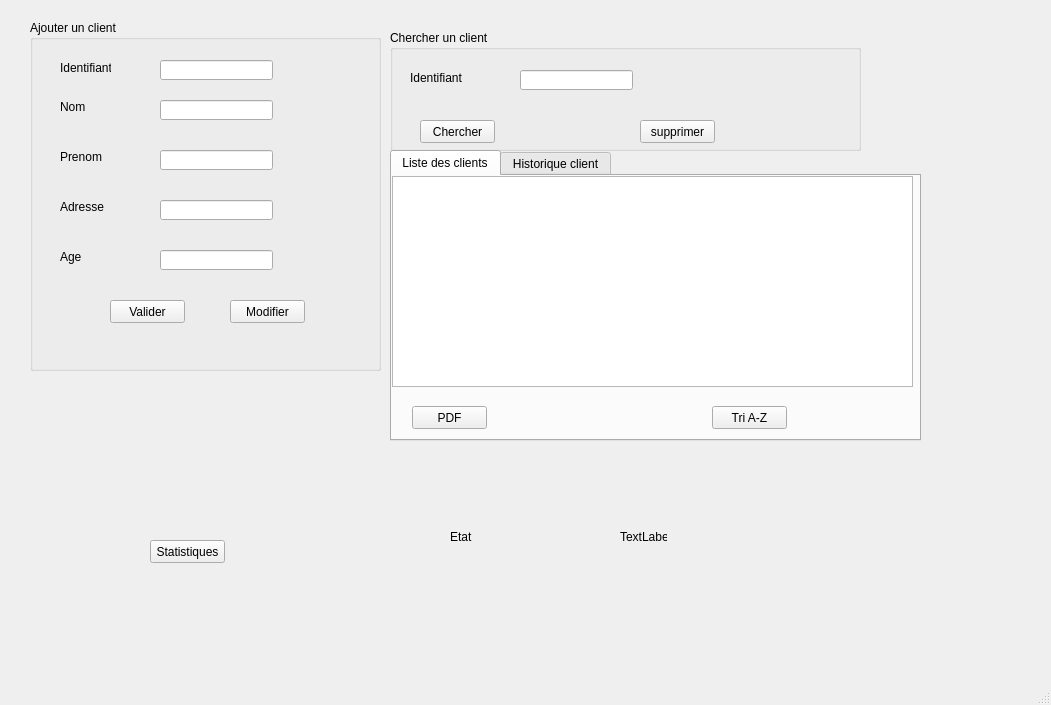
Qt form mainwindow.ui (zeinab2001/Projet_CPP) before a commit.
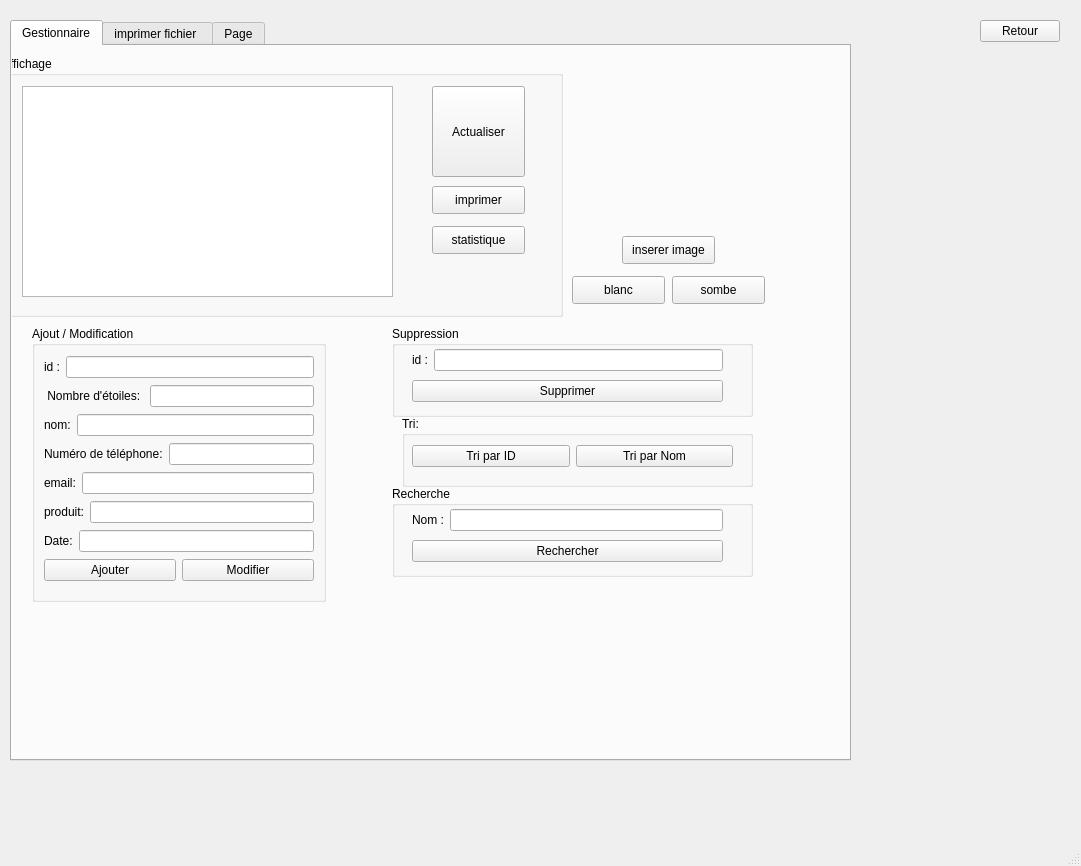
The same form after that commit. The open tabs and pages were chosen to show the change. Custom widgets are drawn as their Qt base class.

The edit to the form file:
```diff
--- a/mainwindow.ui
+++ b/mainwindow.ui
@@ -6,19 +6,202 @@
    <rect>
     <x>0</x>
     <y>0</y>
-    <width>1051</width>
-    <height>705</height>
+    <width>1081</width>
+    <height>866</height>
    </rect>
   </property>
   <property name="windowTitle">
    <string>Gestion des clients</string>
   </property>
   <widget class="QWidget" name="centralwidget">
+   <widget class="QStackedWidget" name="stackedWidget">
+    <property name="geometry">
+     <rect>
+      <x>10</x>
+      <y>10</y>
+      <width>951</width>
+      <height>801</height>
+     </rect>
+    </property>
+    <property name="currentIndex">
+     <number>0</number>
+    </property>
+    <widget class="QWidget" name="page">
+     <widget class="QPushButton" name="pushButton">
+      <property name="geometry">
+       <rect>
+        <x>140</x>
+        <y>530</y>
+        <width>75</width>
+        <height>23</height>
+       </rect>
+      </property>
+      <property name="text">
+       <string>Statistiques</string>
+      </property>
+     </widget>
+     <widget class="QTabWidget" name="tabWidget">
+      <property name="geometry">
+       <rect>
+        <x>380</x>
+        <y>140</y>
+        <width>531</width>
+        <height>291</height>
+       </rect>
+      </property>
+      <property name="currentIndex">
+       <number>0</number>
+      </property>
+      <widget class="QWidget" name="Liste">
+       <attribute name="title">
+        <string>Liste des clients</string>
+       </attribute>
+       <widget class="QPushButton" name="pushButton_pdf">
+        <property name="geometry">
+         <rect>
+          <x>20</x>
+          <y>230</y>
+          <width>75</width>
+          <height>23</height>
+         </rect>
+        </property>
+        <property name="text">
+         <string>PDF</string>
+        </property>
+       </widget>
+       <widget class="QPushButton" name="pushButton_7">
+        <property name="geometry">
+         <rect>
+          <x>320</x>
+          <y>230</y>
+          <width>75</width>
+          <height>23</height>
+         </rect>
+        </property>
+        <property name="text">
+         <string>Tri A-Z</string>
+        </property>
+       </widget>
+       <widget class="QTableView" name="tab_client">
+        <property name="geometry">
+         <rect>
+          <x>0</x>
+          <y>0</y>
+          <width>521</width>
+          <height>211</height>
+         </rect>
+        </property>
+       </widget>
+      </widget>
+      <widget class="QWidget" name="tab_2">
+       <attribute name="title">
+        <string>Historique client</string>
+       </attribute>
+      </widget>
+     </widget>
+     <widget class="QLabel" name="label_7">
+      <property name="geometry">
+       <rect>
+        <x>440</x>
+        <y>520</y>
+        <width>47</width>
+        <height>14</height>
+       </rect>
+      </property>
+      <property name="text">
+       <string>Etat</string>
+      </property>
+     </widget>
+     <widget class="QLabel" name="label_8">
+      <property name="geometry">
+       <rect>
+        <x>610</x>
+        <y>520</y>
+        <width>47</width>
+        <height>14</height>
+       </rect>
+      </property>
+      <property name="text">
+       <string>TextLabel</string>
+      </property>
+     </widget>
+     <widget class="QCustomPlot" name="customplot" native="true">
+      <property name="geometry">
+       <rect>
+        <x>19</x>
+        <y>369</y>
+        <width>351</width>
+        <height>161</height>
+       </rect>
+      </property>
+     </widget>
+     <widget class="QGroupBox" name="groupBox_2">
+      <property name="geometry">
+       <rect>
+        <x>380</x>
+        <y>20</y>
+        <width>471</width>
+        <height>121</height>
+       </rect>
+      </property>
+      <property name="title">
+       <string>Chercher un client</string>
+      </property>
+      <widget class="QLineEdit" name="lineEdit_id_suppr">
+       <property name="geometry">
+        <rect>
+         <x>130</x>
+         <y>40</y>
+         <width>113</width>
+         <height>20</height>
+        </rect>
+       </property>
+      </widget>
+      <widget class="QLabel" name="label_5">
+       <property name="geometry">
+        <rect>
+         <x>20</x>
+         <y>40</y>
+         <width>71</width>
+         <height>16</height>
+        </rect>
+       </property>
+       <property name="text">
+        <string>Identifiant</string>
+       </property>
+      </widget>
+      <widget class="QPushButton" name="bt_chercher">
+       <property name="geometry">
+        <rect>
+         <x>30</x>
+         <y>90</y>
+         <width>75</width>
+         <height>23</height>
+        </rect>
+       </property>
+       <property name="text">
+        <string>Chercher</string>
+       </property>
+      </widget>
+      <widget class="QPushButton" name="bt_supprimer">
+       <property name="geometry">
+        <rect>
+         <x>250</x>
+         <y>90</y>
+         <width>75</width>
+         <height>23</height>
+        </rect>
+       </property>
+       <property name="text">
+        <string>supprimer</string>
+       </property>
+      </widget>
+     </widget>
    <widget class="QGroupBox" name="groupBox">
     <property name="geometry">
      <rect>
-      <x>30</x>
-      <y>20</y>
+        <x>20</x>
+        <y>10</y>
       <width>351</width>
       <height>351</height>
      </rect>
@@ -168,184 +351,561 @@
      </property>
     </widget>
    </widget>
-   <widget class="QGroupBox" name="groupBox_2">
-    <property name="geometry">
-     <rect>
-      <x>390</x>
-      <y>30</y>
-      <width>471</width>
-      <height>121</height>
-     </rect>
-    </property>
-    <property name="title">
-     <string>Chercher un client</string>
-    </property>
-    <widget class="QLineEdit" name="lineEdit_id_suppr">
-     <property name="geometry">
-      <rect>
-       <x>130</x>
-       <y>40</y>
-       <width>113</width>
-       <height>20</height>
-      </rect>
-     </property>
     </widget>
-    <widget class="QLabel" name="label_5">
+    <widget class="QWidget" name="page_2">
+     <widget class="QTabWidget" name="tabWidget_2">
      <property name="geometry">
       <rect>
-       <x>20</x>
-       <y>40</y>
-       <width>71</width>
-       <height>16</height>
-      </rect>
-     </property>
-     <property name="text">
-      <string>Identifiant</string>
-     </property>
-    </widget>
-    <widget class="QPushButton" name="bt_chercher">
-     <property name="geometry">
-      <rect>
-       <x>30</x>
-       <y>90</y>
-       <width>75</width>
-       <height>23</height>
-      </rect>
-     </property>
-     <property name="text">
-      <string>Chercher</string>
-     </property>
-    </widget>
-    <widget class="QPushButton" name="bt_supprimer">
-     <property name="geometry">
-      <rect>
-       <x>250</x>
-       <y>90</y>
-       <width>75</width>
-       <height>23</height>
-      </rect>
-     </property>
-     <property name="text">
-      <string>supprimer</string>
-     </property>
-    </widget>
-   </widget>
-   <widget class="QTabWidget" name="tabWidget">
-    <property name="geometry">
-     <rect>
-      <x>390</x>
-      <y>150</y>
-      <width>531</width>
-      <height>291</height>
+        <x>0</x>
+        <y>10</y>
+        <width>841</width>
+        <height>741</height>
      </rect>
     </property>
     <property name="currentIndex">
      <number>0</number>
     </property>
-    <widget class="QWidget" name="Liste">
+      <widget class="QWidget" name="tab">
      <attribute name="title">
-      <string>Liste des clients</string>
-     </attribute>
-     <widget class="QPushButton" name="pushButton_pdf">
+        <string>Gestionnaire</string>
+       </attribute>
+       <widget class="QGroupBox" name="groupBox_3">
+        <property name="geometry">
+         <rect>
+          <x>-10</x>
+          <y>10</y>
+          <width>561</width>
+          <height>261</height>
+         </rect>
+        </property>
+        <property name="title">
+         <string>Affichage</string>
+        </property>
+        <widget class="QTableView" name="tableViewAffichagei">
       <property name="geometry">
        <rect>
         <x>20</x>
-        <y>230</y>
-        <width>75</width>
-        <height>23</height>
-       </rect>
-      </property>
-      <property name="text">
-       <string>PDF</string>
-      </property>
-     </widget>
-     <widget class="QPushButton" name="pushButton_7">
-      <property name="geometry">
-       <rect>
-        <x>320</x>
-        <y>230</y>
-        <width>75</width>
-        <height>23</height>
-       </rect>
-      </property>
-      <property name="text">
-       <string>Tri A-Z</string>
-      </property>
-     </widget>
-     <widget class="QTableView" name="tab_client">
-      <property name="geometry">
-       <rect>
-        <x>0</x>
-        <y>0</y>
-        <width>521</width>
+           <y>30</y>
+           <width>371</width>
         <height>211</height>
        </rect>
       </property>
      </widget>
-    </widget>
-    <widget class="QWidget" name="tab_2">
-     <attribute name="title">
-      <string>Historique client</string>
-     </attribute>
-    </widget>
-   </widget>
-   <widget class="QPushButton" name="pushButton">
+        <widget class="QPushButton" name="pushButton_Actualiseri">
+         <property name="geometry">
+          <rect>
+           <x>430</x>
+           <y>30</y>
+           <width>93</width>
+           <height>91</height>
+          </rect>
+         </property>
+         <property name="text">
+          <string>Actualiser</string>
+         </property>
+        </widget>
+        <widget class="QPushButton" name="pushButton_3i">
+         <property name="geometry">
+          <rect>
+           <x>430</x>
+           <y>130</y>
+           <width>93</width>
+           <height>28</height>
+          </rect>
+         </property>
+         <property name="text">
+          <string>imprimer</string>
+         </property>
+        </widget>
+        <widget class="QPushButton" name="pushButton_4i">
+         <property name="geometry">
+          <rect>
+           <x>430</x>
+           <y>170</y>
+           <width>93</width>
+           <height>28</height>
+          </rect>
+         </property>
+         <property name="text">
+          <string>statistique</string>
+         </property>
+        </widget>
+       </widget>
+       <widget class="QGroupBox" name="groupBox_4">
     <property name="geometry">
      <rect>
-      <x>150</x>
-      <y>540</y>
-      <width>75</width>
-      <height>23</height>
-     </rect>
-    </property>
+          <x>20</x>
+          <y>280</y>
+          <width>294</width>
+          <height>276</height>
+         </rect>
+        </property>
+        <property name="title">
+         <string>Ajout / Modification</string>
+        </property>
+        <layout class="QVBoxLayout" name="verticalLayout_7">
+         <item>
+          <layout class="QHBoxLayout" name="horizontalLayout_23">
+           <item>
+            <widget class="QLabel" name="label_19">
     <property name="text">
-     <string>Statistiques</string>
-    </property>
-   </widget>
-   <widget class="QCustomPlot" name="customplot" native="true">
+              <string>id :</string>
+             </property>
+            </widget>
+           </item>
+           <item>
+            <widget class="QLineEdit" name="lineEdit_idi"/>
+           </item>
+          </layout>
+         </item>
+         <item>
+          <layout class="QHBoxLayout" name="horizontalLayout_3">
+           <item>
+            <widget class="QLabel" name="label_9">
+             <property name="text">
+              <string> Nombre d'étoiles: </string>
+             </property>
+            </widget>
+           </item>
+           <item>
+            <widget class="QLineEdit" name="lineEdit_etoilesi"/>
+           </item>
+          </layout>
+         </item>
+         <item>
+          <layout class="QHBoxLayout" name="horizontalLayout_2">
+           <item>
+            <widget class="QLabel" name="label_10">
+             <property name="text">
+              <string>nom:</string>
+             </property>
+            </widget>
+           </item>
+           <item>
+            <widget class="QLineEdit" name="lineEdit_nomi"/>
+           </item>
+          </layout>
+         </item>
+         <item>
+          <layout class="QHBoxLayout" name="horizontalLayout_6">
+           <item>
+            <widget class="QLabel" name="label_11">
+             <property name="text">
+              <string>Numéro de téléphone:</string>
+             </property>
+            </widget>
+           </item>
+           <item>
+            <widget class="QLineEdit" name="lineEdit_teli"/>
+           </item>
+          </layout>
+         </item>
+         <item>
+          <layout class="QHBoxLayout" name="horizontalLayout_5">
+           <item>
+            <widget class="QLabel" name="label_12">
+             <property name="text">
+              <string>email:</string>
+             </property>
+            </widget>
+           </item>
+           <item>
+            <widget class="QLineEdit" name="lineEdit_emaili"/>
+           </item>
+          </layout>
+         </item>
+         <item>
+          <layout class="QHBoxLayout" name="horizontalLayout_4">
+           <item>
+            <widget class="QLabel" name="label_13">
+             <property name="text">
+              <string>produit:</string>
+             </property>
+            </widget>
+           </item>
+           <item>
+            <widget class="QLineEdit" name="lineEdit_produiti"/>
+           </item>
+          </layout>
+         </item>
+         <item>
+          <layout class="QHBoxLayout" name="horizontalLayout_7">
+           <item>
+            <widget class="QLabel" name="label_14">
+             <property name="text">
+              <string>Date:</string>
+             </property>
+            </widget>
+           </item>
+           <item>
+            <widget class="QLineEdit" name="lineEdit_email_2i"/>
+           </item>
+          </layout>
+         </item>
+         <item>
+          <layout class="QHBoxLayout" name="horizontalLayout">
+           <item>
+            <widget class="QPushButton" name="pushButton_Ajouter">
+             <property name="text">
+              <string>Ajouter</string>
+             </property>
+            </widget>
+           </item>
+           <item>
+            <widget class="QPushButton" name="pushButton_Modifier">
+             <property name="text">
+              <string>Modifier</string>
+             </property>
+            </widget>
+           </item>
+          </layout>
+         </item>
+        </layout>
+       </widget>
+       <widget class="QGroupBox" name="groupBox_5">
     <property name="geometry">
      <rect>
-      <x>29</x>
-      <y>379</y>
+          <x>380</x>
+          <y>280</y>
+          <width>361</width>
+          <height>91</height>
+         </rect>
+        </property>
+        <property name="title">
+         <string>Suppression</string>
+        </property>
+        <widget class="QWidget" name="layoutWidget">
+         <property name="geometry">
+          <rect>
+           <x>20</x>
+           <y>20</y>
+           <width>311</width>
+           <height>60</height>
+          </rect>
+         </property>
+         <layout class="QVBoxLayout" name="verticalLayout">
+          <item>
+           <layout class="QHBoxLayout" name="horizontalLayout_8">
+            <item>
+             <widget class="QLabel" name="label_15">
+              <property name="text">
+               <string>id :</string>
+              </property>
+             </widget>
+            </item>
+            <item>
+             <widget class="QLineEdit" name="lineEdit_id_suppressioni"/>
+            </item>
+           </layout>
+          </item>
+          <item>
+           <widget class="QPushButton" name="pushButton_Supprimeri">
+            <property name="text">
+             <string>Supprimer</string>
+            </property>
+           </widget>
+          </item>
+         </layout>
+        </widget>
+       </widget>
+       <widget class="QGroupBox" name="groupBox_6">
+        <property name="geometry">
+         <rect>
+          <x>390</x>
+          <y>370</y>
       <width>351</width>
-      <height>161</height>
-     </rect>
-    </property>
-   </widget>
-   <widget class="QLabel" name="label_7">
+          <height>71</height>
+         </rect>
+        </property>
+        <property name="title">
+         <string>Tri: </string>
+        </property>
+        <widget class="QWidget" name="layoutWidget_2">
+         <property name="geometry">
+          <rect>
+           <x>10</x>
+           <y>20</y>
+           <width>321</width>
+           <height>41</height>
+          </rect>
+         </property>
+         <layout class="QHBoxLayout" name="horizontalLayout_9">
+          <item>
+           <widget class="QPushButton" name="pushButtoni">
+            <property name="text">
+             <string>Tri par ID</string>
+            </property>
+           </widget>
+          </item>
+          <item>
+           <widget class="QPushButton" name="pushButton_2i">
+            <property name="text">
+             <string>Tri par Nom</string>
+            </property>
+           </widget>
+          </item>
+         </layout>
+        </widget>
+       </widget>
+       <widget class="QGroupBox" name="groupBox_7">
     <property name="geometry">
      <rect>
-      <x>450</x>
-      <y>530</y>
+          <x>380</x>
+          <y>440</y>
+          <width>361</width>
+          <height>91</height>
+         </rect>
+        </property>
+        <property name="title">
+         <string>Recherche</string>
+        </property>
+        <widget class="QWidget" name="layoutWidget_3">
+         <property name="geometry">
+          <rect>
+           <x>20</x>
+           <y>20</y>
+           <width>311</width>
+           <height>60</height>
+          </rect>
+         </property>
+         <layout class="QVBoxLayout" name="verticalLayout_4">
+          <item>
+           <layout class="QHBoxLayout" name="horizontalLayout_11">
+            <item>
+             <widget class="QLabel" name="label_16">
+              <property name="text">
+               <string>Nom :</string>
+              </property>
+             </widget>
+            </item>
+            <item>
+             <widget class="QLineEdit" name="lineEdit_nom_recherchei"/>
+            </item>
+           </layout>
+          </item>
+          <item>
+           <widget class="QPushButton" name="pushButton_chercheri">
+            <property name="text">
+             <string>Rechercher</string>
+            </property>
+           </widget>
+          </item>
+         </layout>
+        </widget>
+       </widget>
+       <widget class="QPushButton" name="pb_image">
+        <property name="geometry">
+         <rect>
+          <x>610</x>
+          <y>190</y>
+          <width>93</width>
+          <height>28</height>
+         </rect>
+        </property>
+        <property name="text">
+         <string>inserer image</string>
+        </property>
+       </widget>
+       <widget class="QLabel" name="label_pic">
+        <property name="geometry">
+         <rect>
+          <x>570</x>
+          <y>40</y>
+          <width>171</width>
+          <height>141</height>
+         </rect>
+        </property>
+        <property name="text">
+         <string/>
+        </property>
+       </widget>
+       <widget class="QPushButton" name="pushButton_6_sombrei">
+        <property name="geometry">
+         <rect>
+          <x>660</x>
+          <y>230</y>
+          <width>93</width>
+          <height>28</height>
+         </rect>
+        </property>
+        <property name="text">
+         <string>sombe</string>
+        </property>
+       </widget>
+       <widget class="QPushButton" name="pushButton_6_blanci">
+        <property name="geometry">
+         <rect>
+          <x>560</x>
+          <y>230</y>
+          <width>93</width>
+          <height>28</height>
+         </rect>
+        </property>
+        <property name="text">
+         <string>blanc</string>
+        </property>
+       </widget>
+      </widget>
+      <widget class="QWidget" name="tab_4">
+       <attribute name="title">
+        <string>imprimer fichier </string>
+       </attribute>
+       <widget class="QWidget" name="verticalLayoutWidget_2">
+        <property name="geometry">
+         <rect>
+          <x>20</x>
+          <y>30</y>
+          <width>721</width>
+          <height>431</height>
+         </rect>
+        </property>
+        <layout class="QVBoxLayout" name="verticalLayout_2">
+         <item>
+          <widget class="QPlainTextEdit" name="plainTextEditi">
+           <property name="plainText">
+            <string>id fournisseur:
+
+produit:
+
+quantité:
+
+prix:
+
+date:
+
+
+
+
+signature:</string>
+           </property>
+          </widget>
+         </item>
+         <item>
+          <widget class="QPushButton" name="pushButton_5i">
+           <property name="text">
+            <string>PDF</string>
+           </property>
+          </widget>
+         </item>
+        </layout>
+       </widget>
+      </widget>
+      <widget class="QWidget" name="tab_3">
+       <attribute name="title">
+        <string>Page</string>
+       </attribute>
+       <widget class="QLabel" name="label_20">
+        <property name="geometry">
+         <rect>
+          <x>170</x>
+          <y>100</y>
       <width>47</width>
-      <height>14</height>
+          <height>13</height>
+         </rect>
+        </property>
+        <property name="text">
+         <string/>
+        </property>
+       </widget>
+       <widget class="QLabel" name="label_22">
+        <property name="geometry">
+         <rect>
+          <x>90</x>
+          <y>100</y>
+          <width>51</width>
+          <height>16</height>
      </rect>
     </property>
     <property name="text">
      <string>Etat</string>
     </property>
    </widget>
-   <widget class="QLabel" name="label_8">
+       <widget class="QWidget" name="layoutWidget_4">
     <property name="geometry">
      <rect>
-      <x>620</x>
-      <y>530</y>
-      <width>47</width>
-      <height>14</height>
-     </rect>
-    </property>
+          <x>70</x>
+          <y>50</y>
+          <width>229</width>
+          <height>30</height>
+         </rect>
+        </property>
+        <layout class="QHBoxLayout" name="horizontalLayout_24">
+         <item>
+          <widget class="QLabel" name="label_21">
     <property name="text">
-     <string>TextLabel</string>
-    </property>
-   </widget>
-  </widget>
-  <widget class="QMenuBar" name="menubar">
+            <string>open</string>
+           </property>
+          </widget>
+         </item>
+         <item>
+          <widget class="QPushButton" name="pushButton_11i">
+           <property name="text">
+            <string>in</string>
+           </property>
+          </widget>
+         </item>
+         <item>
+          <widget class="QPushButton" name="pushButton_12">
+           <property name="text">
+            <string>out</string>
+           </property>
+          </widget>
+         </item>
+        </layout>
+       </widget>
+      </widget>
+     </widget>
+    </widget>
+    <widget class="QWidget" name="page_3">
+     <widget class="QWidget" name="layoutWidget">
    <property name="geometry">
     <rect>
-     <x>0</x>
-     <y>0</y>
-     <width>1051</width>
+        <x>399</x>
+        <y>110</y>
+        <width>331</width>
+        <height>30</height>
+       </rect>
+      </property>
+      <layout class="QHBoxLayout" name="horizontalLayout_10">
+       <item>
+        <widget class="QPushButton" name="pushButton_four">
+         <property name="text">
+          <string>Gestion Fournisseurs</string>
+         </property>
+        </widget>
+       </item>
+       <item>
+        <widget class="QPushButton" name="pushButton_cliets">
+         <property name="text">
+          <string>Gestion Clients</string>
+         </property>
+        </widget>
+       </item>
+      </layout>
+     </widget>
+    </widget>
+   </widget>
+   <widget class="QPushButton" name="pushButton_REtourr">
+    <property name="geometry">
+     <rect>
+      <x>980</x>
+      <y>20</y>
+      <width>80</width>
      <height>22</height>
+     </rect>
+    </property>
+    <property name="text">
+     <string>Retour</string>
+    </property>
+   </widget>
+  </widget>
+  <widget class="QMenuBar" name="menubar">
+   <property name="geometry">
+    <rect>
+     <x>0</x>
+     <y>0</y>
+     <width>1081</width>
+     <height>26</height>
     </rect>
    </property>
   </widget>
```
Lines whose indentation alone changed are shown as unchanged.
